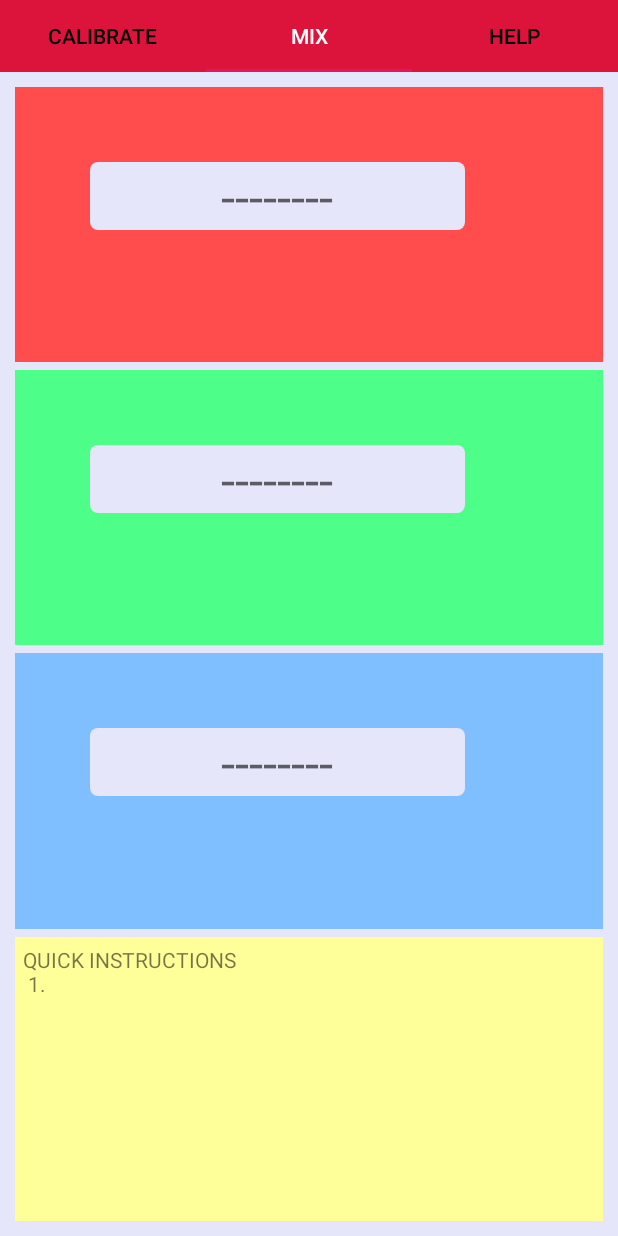
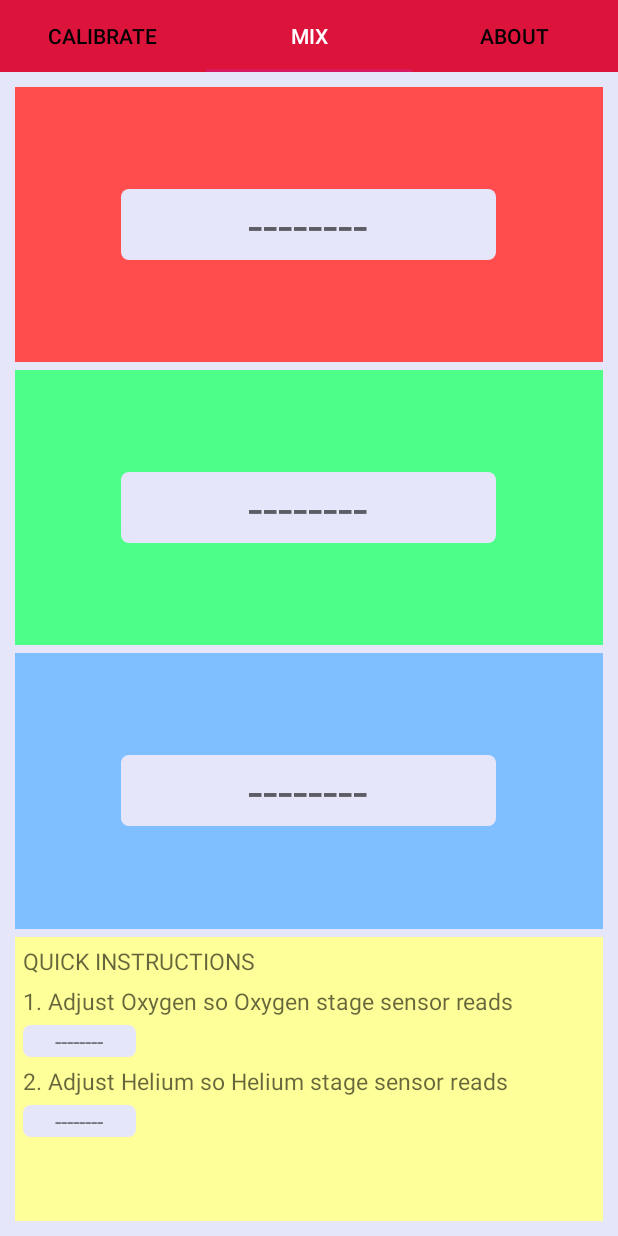
Before and after one commit to JureZelic/TrimixMix, an Android app: the screen it shows after launch (MainActivity), tab 2 chosen, on a phone screen of 412 x 824 dp. Run offline under Robolectric (Android 15) with nearby library versions, the phone set to English and light mode, and no system bars; libraries missing offline, so code that uses them is left out: com.felhr.usbserial; 1 statement that could not run was skipped.

Commit message:
Final touches

```diff
--- a/android/app/src/main/java/si/gounitis/trimixmix/MainActivity.java
+++ b/android/app/src/main/java/si/gounitis/trimixmix/MainActivity.java
@@ -1,8 +1,5 @@
 package si.gounitis.trimixmix;
 
-import android.app.AlertDialog;
-import android.app.Dialog;
-import android.content.DialogInterface;
 import android.content.IntentFilter;
 import android.hardware.usb.UsbManager;
 import android.os.Build;
@@ -15,6 +12,7 @@ import android.support.v4.view.ViewPager;
 import android.support.v7.app.AppCompatActivity;
 import android.view.View;
 import android.widget.Button;
+import android.widget.EditText;
 import android.widget.TextView;
 
 import com.felhr.usbserial.UsbSerialInterface;
@@ -44,9 +42,8 @@ public class MainActivity extends AppCompatActivity {
     private ReadData readData = new ReadData();
 
     //
-    private TrimixData trimixData = new TrimixData();
-
-    private boolean calibrateHandlersAttached = false;
+    private static final TrimixData trimixData = new TrimixData();
+    private static boolean calibrateHandlersAttached = false;
 
     @Override
     protected void onCreate(Bundle savedInstanceState) {
@@ -115,8 +112,18 @@ public class MainActivity extends AppCompatActivity {
         updateHandler.postDelayed(new Runnable() {
             @Override
             public void run() {
-                attachCalibrateHandlers();
+                EditText desiredTxOxygen = findViewById(R.id.desiredTxOxygen);
+                EditText desiredTxHelium = findViewById(R.id.desiredTxHelium);
+
+                attachCalibrateHandlers(); // todo - find better place
+
+                if (desiredTxOxygen!=null)
+                    trimixData.setDesiredFractionOxygen(Float.parseFloat(desiredTxOxygen.getText().toString()));
+                if (desiredTxHelium!=null)
+                    trimixData.setDesiredFractionHelium(Float.parseFloat(desiredTxHelium.getText().toString()));
+
                 updateOutputFields();
+
                 updateHandler.postDelayed(this, 300);
             }
         },300);
@@ -148,45 +155,58 @@ public class MainActivity extends AppCompatActivity {
         Button greenCalibrateButton = findViewById(R.id.greenCalibrateButton);
         TextView greenSensorDisplay = findViewById(R.id.greenSensorDisplay);
         TextView trimixDisplay = findViewById(R.id.trimixDisplay);
+        TextView firstSensorDisplay = findViewById(R.id.firstSensorDisplay);
+        TextView secondSensorDisplay = findViewById(R.id.secondSensorDisplay);
 
         getMeasurenments();
 
         SensorData sensorData;
 
+        try {
             sensorData = trimixData.getRedSensor();
-        if (redCalibrateButton!=null) {
             redCalibrateButton.setText("Calibrate (" + String.format("%.1f", (sensorData.getSensorVoltage() - sensorData.getSensorOffset())) + "mV)");
-        }
 
-        if (redSensorDisplay!=null && sensorData.isCalibrated() && sensorData.getFractionOxygen()>0f && sensorData.getFractionOxygen()<100f) {
-            redSensorDisplay.setText(""+String.format("%.1f",sensorData.getFractionOxygen()) + "%");
+
+            if (sensorData.isCalibrated() && sensorData.getFractionOxygen() > 0f && sensorData.getFractionOxygen() < 100f) {
+                redSensorDisplay.setText("" + String.format("%.1f", sensorData.getFractionOxygen()) + "%");
             } else {
                 redSensorDisplay.setText("--------");
             }
 
             sensorData = trimixData.getGreenSensor();
-        if (greenCalibrateButton!=null) {
             greenCalibrateButton.setText("Calibrate (" + String.format("%.1f", (sensorData.getSensorVoltage() - sensorData.getSensorOffset())) + "mV)");
-        }
 
-        if (greenSensorDisplay!=null && sensorData.isCalibrated() && sensorData.getFractionOxygen()>0f && sensorData.getFractionOxygen()<100f) {
+            if (sensorData.isCalibrated() && sensorData.getFractionOxygen() > 0f && sensorData.getFractionOxygen() < 100f) {
                 greenSensorDisplay.setText("" + String.format("%.1f", sensorData.getFractionOxygen()) + "%");
             } else {
                 greenSensorDisplay.setText("--------");
             }
 
-        if (trimixData.getRedSensor().isCalibrated() &&  trimixData.getGreenSensor().isCalibrated() && trimixData.isCalculated()) {
-            if (trimixDisplay!=null)
+            if (trimixData.getRedSensor().isCalibrated() && trimixData.getGreenSensor().isCalibrated() && trimixData.isCalculated()) {
                 trimixDisplay.setText("Tx" + String.format("%.1f", trimixData.getFractionOxygen()) + "/" + String.format("%.1f", trimixData.getFractionHelium()));
             } else {
-            if (trimixDisplay!=null)
                 trimixDisplay.setText("--------");
+            }
+
+            if (trimixData.getRedSensor().isCalibrated() && trimixData.getGreenSensor().isCalibrated() && trimixData.isCalculated()) {
+                firstSensorDisplay.setText(String.format("%.1f", Utils.calculateAfterOxygenSensor(trimixData)));
+            } else {
+                firstSensorDisplay.setText("--------");
+            }
+
+            if (trimixData.getRedSensor().isCalibrated() && trimixData.getGreenSensor().isCalibrated() && trimixData.isCalculated()) {
+                secondSensorDisplay.setText(String.format("%.1f", Utils.calculateAfterHeliumSensor(trimixData)));
+            } else {
+                secondSensorDisplay.setText("--------");
+            }
+        } catch (Exception e) {
         }
     }
 
     private void attachCalibrateHandlers() {
         if (calibrateHandlersAttached)
             return;
+        try {
             final Button redCalibrateButton = findViewById(R.id.redCalibrateButton);
             redCalibrateButton.setOnClickListener(new View.OnClickListener() {
                 public void onClick(View v) {
@@ -199,6 +219,10 @@ public class MainActivity extends AppCompatActivity {
                     tryCalibrate(trimixData.getGreenSensor());
                 }
             });
+        } catch (Exception e) {
+            calibrateHandlersAttached = false;
+            return;
+        }
         calibrateHandlersAttached = true;
     }
 
@@ -217,9 +241,9 @@ public class MainActivity extends AppCompatActivity {
     private void getMeasurenments() {
         Voltages voltages = null;
         Date fiveSecondsAgo = new Date(System.currentTimeMillis() - (5 * 1000));
-        //if (readData.getTimestamp()!=null && fiveSecondsAgo.before(readData.getTimestamp())) { // todo test
+        //if (readData.getTimestamp()!=null && fiveSecondsAgo.before(readData.getTimestamp()))  // todo comment for test
             voltages = Utils.toJson(readData.getValue());
-        //}
+
         if (voltages==null) {
             trimixData.getRedSensor().setSensorVoltage(0);
             trimixData.getRedSensor().setFractionOxygen(0);
@@ -238,8 +262,6 @@ public class MainActivity extends AppCompatActivity {
         Utils.calculateOxygen(sensorData);
 
         Utils.calculateTrimix(trimixData);
-
-
     }
 
     // USB
--- a/android/app/src/main/java/si/gounitis/trimixmix/model/TrimixData.java
+++ b/android/app/src/main/java/si/gounitis/trimixmix/model/TrimixData.java
@@ -4,6 +4,8 @@ public class TrimixData {
     private boolean oxygenFirstMode = true;
     private float fractionOxygen;
     private float fractionHelium;
+    private float desiredFractionOxygen;
+    private float desiredFractionHelium;
     private SensorData redSensor = new SensorData();
     private SensorData greenSensor = new SensorData();
     private boolean calculated = false;
@@ -32,6 +34,22 @@ public class TrimixData {
         this.fractionHelium = fractionHelium;
     }
 
+    public float getDesiredFractionOxygen() {
+        return desiredFractionOxygen;
+    }
+
+    public void setDesiredFractionOxygen(float desiredFractionOxygen) {
+        this.desiredFractionOxygen = desiredFractionOxygen;
+    }
+
+    public float getDesiredFractionHelium() {
+        return desiredFractionHelium;
+    }
+
+    public void setDesiredFractionHelium(float desiredFractionHelium) {
+        this.desiredFractionHelium = desiredFractionHelium;
+    }
+
     public SensorData getRedSensor() {
         return redSensor;
     }
--- a/android/app/src/main/res/layout/activity_main.xml
+++ b/android/app/src/main/res/layout/activity_main.xml
@@ -5,6 +5,7 @@
     android:layout_width="match_parent"
     android:layout_height="match_parent"
     android:orientation="vertical"
+    android:keepScreenOn="true"
     tools:context="si.gounitis.trimixmix.MainActivity">
 
     <android.support.design.widget.TabLayout
--- a/android/app/src/main/res/layout/fragment_mix.xml
+++ b/android/app/src/main/res/layout/fragment_mix.xml
@@ -19,15 +19,14 @@
             android:layout_height="match_parent"
             android:layout_marginBottom="5dp"
             android:background="#ff4d4d"
+            android:gravity="center"
             android:orientation="vertical">
             <TextView
                 android:id="@+id/redSensorDisplay"
                 android:gravity="center"
                 android:layout_width="250dp"
+                android:textSize="35dp"
                 android:layout_height="wrap_content"
-                android:layout_marginStart="50dp"
-                android:layout_marginLeft="50dp"
-                android:layout_marginTop="50dp"
                 android:background="@drawable/digital_display"
                 android:text="--------"
                 android:textAppearance="@style/TextAppearance.AppCompat.Display1" />
@@ -43,16 +42,15 @@
             android:layout_width="match_parent"
             android:layout_height="match_parent"
             android:orientation="vertical"
+            android:gravity="center"
             android:layout_marginBottom="5dp"
             android:background="#4dff88">
             <TextView
                 android:id="@+id/greenSensorDisplay"
                 android:gravity="center"
                 android:layout_width="250dp"
+                android:textSize="35dp"
                 android:layout_height="wrap_content"
-                android:layout_marginStart="50dp"
-                android:layout_marginLeft="50dp"
-                android:layout_marginTop="50dp"
                 android:background="@drawable/digital_display"
                 android:text="--------"
                 android:textAppearance="@style/TextAppearance.AppCompat.Display1" />
@@ -68,16 +66,15 @@
             android:layout_width="match_parent"
             android:layout_height="match_parent"
             android:orientation="vertical"
+            android:gravity="center"
             android:layout_marginBottom="5dp"
             android:background="#80bfff">
             <TextView
                 android:id="@+id/trimixDisplay"
                 android:gravity="center"
                 android:layout_width="250dp"
+                android:textSize="35dp"
                 android:layout_height="wrap_content"
-                android:layout_marginStart="50dp"
-                android:layout_marginLeft="50dp"
-                android:layout_marginTop="50dp"
                 android:background="@drawable/digital_display"
                 android:text="--------"
                 android:textAppearance="@style/TextAppearance.AppCompat.Display1" />
@@ -95,11 +92,51 @@
             android:orientation="vertical"
             android:background="#ffff99">
             <TextView
-                android:layout_width="match_parent"
-                android:layout_height="match_parent"
+                android:textSize="15dp"
+                android:layout_width="wrap_content"
+                android:layout_height="wrap_content"
                 android:layout_marginTop="5dp"
                 android:layout_marginLeft="5dp"
-                android:text="QUICK INSTRUCTIONS\n 1." />
+                android:textAppearance="@style/TextAppearance.AppCompat.Display1"
+                android:text="QUICK INSTRUCTIONS" />
+            <TextView
+                android:textSize="15dp"
+                android:layout_width="wrap_content"
+                android:layout_height="wrap_content"
+                android:layout_marginTop="5dp"
+                android:layout_marginLeft="5dp"
+                android:textAppearance="@style/TextAppearance.AppCompat.Display1"
+                android:text="1. Adjust Oxygen so Oxygen stage sensor reads" />
+            <TextView
+                android:gravity="center"
+                android:textSize="15dp"
+                android:id="@+id/firstSensorDisplay"
+                android:layout_width="75dp"
+                android:layout_height="wrap_content"
+                android:layout_marginTop="5dp"
+                android:layout_marginLeft="5dp"
+                android:background="@drawable/digital_display"
+                android:text="--------"
+                android:textAppearance="@style/TextAppearance.AppCompat.Display1" />
+            <TextView
+                android:textSize="15dp"
+                android:layout_width="wrap_content"
+                android:layout_height="wrap_content"
+                android:layout_marginTop="5dp"
+                android:layout_marginLeft="5dp"
+                android:textAppearance="@style/TextAppearance.AppCompat.Display1"
+                android:text="2. Adjust Helium so Helium stage sensor reads" />
+            <TextView
+                android:gravity="center"
+                android:textSize="15dp"
+                android:id="@+id/secondSensorDisplay"
+                android:layout_width="75dp"
+                android:layout_height="wrap_content"
+                android:layout_marginTop="5dp"
+                android:layout_marginLeft="5dp"
+                android:background="@drawable/digital_display"
+                android:text="--------"
+                android:textAppearance="@style/TextAppearance.AppCompat.Display1" />
         </LinearLayout>
     </LinearLayout>
 </LinearLayout>
--- a/android/app/src/main/res/values/strings.xml
+++ b/android/app/src/main/res/values/strings.xml
@@ -3,7 +3,7 @@
     <string name="action_settings">Settings</string>
     <string name="mix">Mix</string>
     <string name="calibrate">Calibrate</string>
-    <string name="help">Help</string>
+    <string name="help">About</string>
 
     <!-- TODO: Remove or change this placeholder text -->
     <string name="hello_blank_fragment">Hello blank fragment</string>
```
Also changed, not shown: android/app/src/main/java/si/gounitis/trimixmix/util/Utils.java (+17 -3 lines), android/app/src/main/res/layout/fragment_calibrate.xml (+6 -7 lines), android/app/src/main/res/layout/fragment_help.xml (+8 -4 lines). Lines whose indentation alone changed are shown as unchanged.
